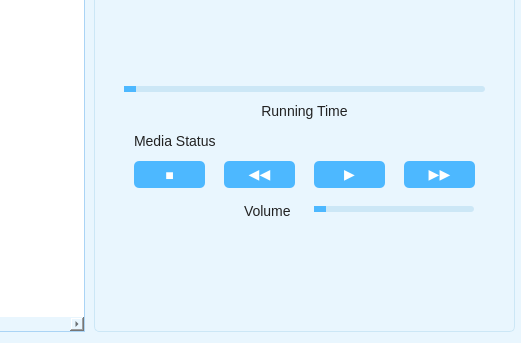
First picture: the form in gui/ui/case_logs_tap5.ui, repository addinedu-ros-9th/deeplearning-repo-1, before the edit; both pictures show x 666 to 1187 and y 459 to 802 of the 1187 by 802 pixel window.
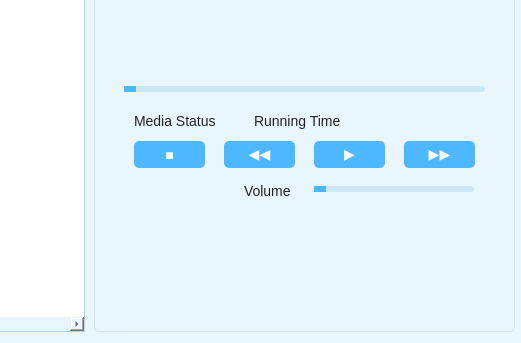
Second picture: the form after the edit.

Commit message:
[gui] Move recording and robot movement image updates to separate threads
- Separated the "Recording" label blinking logic into its own thread to prevent UI blocking and improve responsiveness.
- Moved the robot movement image updates (e.g., patrolling status) into a dedicated thread to avoid delays and flickering caused by main loop refreshes.
- Ensured both threads are safely started and stopped with proper signal handling.
- Improves GUI performance during live monitoring and patrolling.

```diff
--- a/gui/ui/case_logs_tap5.ui
+++ b/gui/ui/case_logs_tap5.ui
@@ -472,7 +472,7 @@
     <property name="geometry">
      <rect>
       <x>40</x>
-      <y>450</y>
+      <y>430</y>
       <width>71</width>
       <height>27</height>
      </rect>
@@ -485,7 +485,7 @@
     <property name="geometry">
      <rect>
       <x>220</x>
-      <y>450</y>
+      <y>430</y>
       <width>71</width>
       <height>27</height>
      </rect>
@@ -498,7 +498,7 @@
     <property name="geometry">
      <rect>
       <x>310</x>
-      <y>450</y>
+      <y>430</y>
       <width>71</width>
       <height>27</height>
      </rect>
@@ -511,7 +511,7 @@
     <property name="geometry">
      <rect>
       <x>130</x>
-      <y>450</y>
+      <y>430</y>
       <width>71</width>
       <height>27</height>
      </rect>
@@ -524,7 +524,7 @@
     <property name="geometry">
      <rect>
       <x>220</x>
-      <y>490</y>
+      <y>470</y>
       <width>160</width>
       <height>16</height>
      </rect>
@@ -537,7 +537,7 @@
     <property name="geometry">
      <rect>
       <x>150</x>
-      <y>490</y>
+      <y>470</y>
       <width>66</width>
       <height>19</height>
      </rect>
@@ -562,25 +562,22 @@
    <widget class="QLabel" name="label_running_time">
     <property name="geometry">
      <rect>
-      <x>30</x>
-      <y>390</y>
-      <width>361</width>
+      <x>160</x>
+      <y>400</y>
+      <width>231</width>
       <height>20</height>
      </rect>
     </property>
     <property name="text">
      <string>Running Time</string>
     </property>
-    <property name="alignment">
-     <set>Qt::AlignCenter</set>
-    </property>
    </widget>
    <widget class="QLabel" name="label_media_status">
     <property name="geometry">
      <rect>
       <x>40</x>
-      <y>420</y>
-      <width>161</width>
+      <y>400</y>
+      <width>111</width>
       <height>19</height>
      </rect>
     </property>
```
The commit also changes 4 other files.
